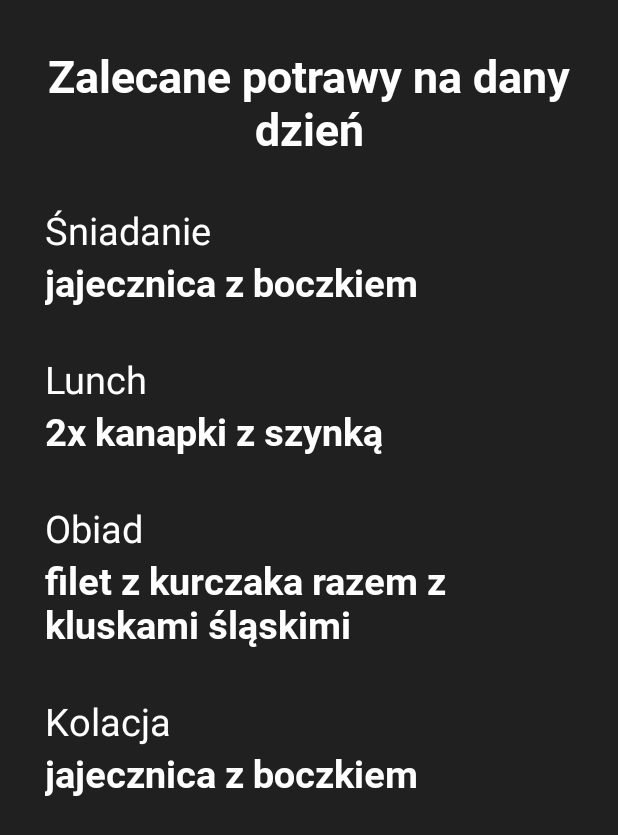
After one commit to rlichtarski/HealthyBody, an Android app: the layout fragment_meals.xml on its own in the app's theme, with its tools: preview values and no code run, on a phone screen of 412 x 824 dp. The commit adds this screen. Shown: the top 835 px of the screen. Run offline under Robolectric (Android 15) with nearby library versions, the phone set to English and light mode, and no system bars.

Commit message:
app: add meals layout

```diff
--- /dev/null
+++ b/app/app/src/main/res/layout/fragment_meals.xml
@@ -0,0 +1,116 @@
+<?xml version="1.0" encoding="utf-8"?>
+<RelativeLayout xmlns:android="http://schemas.android.com/apk/res/android"
+    xmlns:app="http://schemas.android.com/apk/res-auto"
+    android:layout_width="match_parent"
+    android:layout_height="match_parent"
+    android:background="#202020">
+
+    <TextView
+        android:id="@+id/meals_text"
+        android:layout_width="wrap_content"
+        android:layout_height="wrap_content"
+        android:layout_alignParentEnd="true"
+        android:layout_margin="30dp"
+        android:fontFamily="@font/roboto_bold"
+        android:text="Zalecane potrawy na dany dzień"
+        android:textAlignment="center"
+        android:textColor="#fff"
+        android:textSize="30sp"/>
+
+    <TextView
+        android:id="@+id/breakfast_text"
+        android:layout_width="wrap_content"
+        android:layout_height="wrap_content"
+        android:layout_below="@+id/meals_text"
+        android:text="Śniadanie"
+        android:textColor="#fff"
+        android:layout_marginStart="30dp"
+        android:layout_marginEnd="30dp"
+        android:textSize="25sp"/>
+
+    <TextView
+        android:id="@+id/breakfast_value"
+        android:layout_width="wrap_content"
+        android:layout_height="wrap_content"
+        android:layout_below="@+id/breakfast_text"
+        android:text="jajecznica z boczkiem"
+        android:textColor="#fff"
+        android:layout_marginStart="30dp"
+        android:layout_marginEnd="30dp"
+        android:fontFamily="@font/roboto_bold"
+        android:textSize="25sp"/>
+
+    <TextView
+        android:id="@+id/lunch_text"
+        android:layout_width="wrap_content"
+        android:layout_height="wrap_content"
+        android:layout_below="@+id/breakfast_value"
+        android:text="Lunch"
+        android:textColor="#fff"
+        android:layout_marginStart="30dp"
+        android:layout_marginTop="30dp"
+        android:layout_marginEnd="30dp"
+        android:textSize="25sp"/>
+
+    <TextView
+        android:id="@+id/lunch_value"
+        android:layout_width="wrap_content"
+        android:layout_height="wrap_content"
+        android:layout_below="@+id/lunch_text"
+        android:text="2x kanapki z szynką"
+        android:textColor="#fff"
+        android:layout_marginStart="30dp"
+        android:layout_marginEnd="30dp"
+        android:fontFamily="@font/roboto_bold"
+        android:textSize="25sp"/>
+
+    <TextView
+        android:id="@+id/dinner_text"
+        android:layout_width="wrap_content"
+        android:layout_height="wrap_content"
+        android:layout_below="@+id/lunch_value"
+        android:text="Obiad"
+        android:textColor="#fff"
+        android:layout_marginEnd="30dp"
+        android:layout_marginStart="30dp"
+        android:layout_marginTop="30dp"
+        android:textSize="25sp"/>
+
+    <TextView
+        android:id="@+id/dinner_value"
+        android:layout_width="wrap_content"
+        android:layout_height="wrap_content"
+        android:layout_below="@+id/dinner_text"
+        android:text="filet z kurczaka razem z kluskami śląskimi"
+        android:textColor="#fff"
+        android:layout_marginStart="30dp"
+        android:layout_marginEnd="30dp"
+        android:fontFamily="@font/roboto_bold"
+        android:textSize="25sp"/>
+
+    <TextView
+        android:id="@+id/supper_text"
+        android:layout_width="wrap_content"
+        android:layout_height="wrap_content"
+        android:layout_below="@+id/dinner_value"
+        android:text="Kolacja"
+        android:textColor="#fff"
+        android:layout_marginStart="30dp"
+        android:layout_marginTop="30dp"
+        android:layout_marginEnd="30dp"
+        android:textSize="25sp"/>
+
+    <TextView
+        android:id="@+id/supper_value"
+        android:layout_width="wrap_content"
+        android:layout_height="wrap_content"
+        android:layout_below="@+id/supper_text"
+        android:text="jajecznica z boczkiem"
+        android:textColor="#fff"
+        android:layout_marginStart="30dp"
+        android:layout_marginEnd="30dp"
+        android:fontFamily="@font/roboto_bold"
+        android:textSize="25sp"/>
+
+
+</RelativeLayout>
```
Also changed, not shown: app/app/src/main/res/layout/fragment_dashboard.xml (line endings or trailing spaces).
